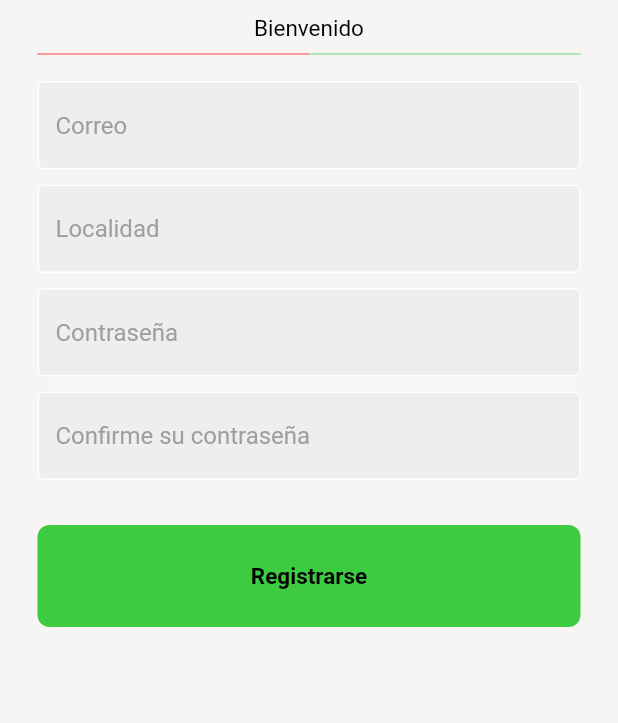
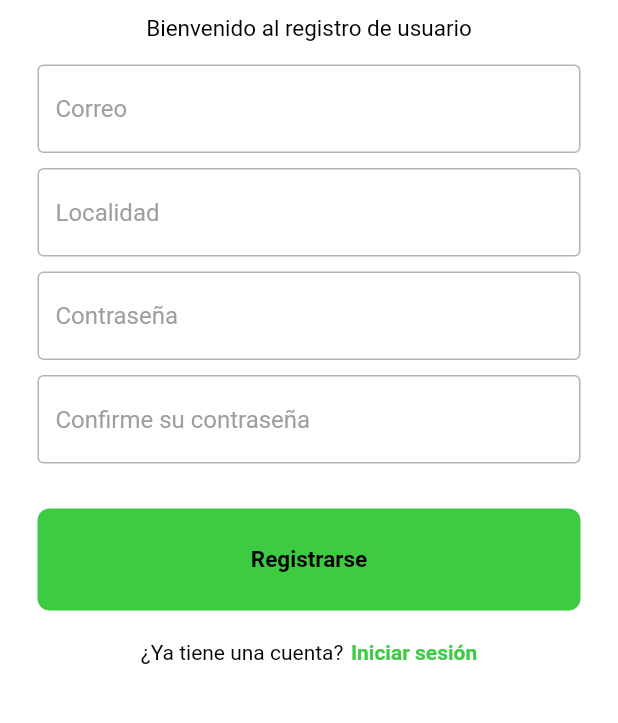
Before and after one commit to Fabiola08/crud, a Flutter app: the Register screen opened directly with empty values, on a phone screen of 412 x 824 dp, the part 399-1122 px from its top. Run offline on Flutter 3.47's test engine with Material 2 defaults, Android fonts, the phone set to English and light mode, and no system bars; our stand-ins replace cloud_firestore, firebase_auth, firebase_core, firebase_database, firebase_storage, google_fonts and 2 more; accounts and stored records are empty.

Commit message:
Ventana informativa

```diff
--- a/lib/pages/home_page.dart
+++ b/lib/pages/home_page.dart
@@ -1,5 +1,6 @@
 import 'package:crud/pages/home_screen.dart';
 import 'package:crud/pages/profile.dart';
+import 'package:crud/pages/profile_screen.dart';
 import 'package:crud/pages/search_screen.dart';
 import 'package:firebase_auth/firebase_auth.dart';
 import 'package:flutter/material.dart';
@@ -21,13 +22,13 @@ class _HomePageState extends State<Home> {
   final List<Widget> widgetsChildren =  [
     const HomeScreen(),
     const RealtimeDatabase(),
-    const Profile(),
+    //const ProfileScreen(),
   ];
 
 
   final colors = [
     Colors.black,
-    Colors.green,
+    Colors.black,
     Colors.black,
   ];
 
--- a/lib/pages/register.dart
+++ b/lib/pages/register.dart
@@ -99,7 +99,7 @@ class _RegisterState extends State<Register> {
       ),
     );
     return Scaffold(
-      backgroundColor: const Color.fromARGB(255, 247, 244, 244),
+      backgroundColor: const Color.fromARGB(255, 255, 255, 255),
       appBar: AppBar(
         //title: const Text("Formulario de registro"),
         backgroundColor: const Color.fromARGB(255, 60, 203, 65),
@@ -116,41 +116,43 @@ class _RegisterState extends State<Register> {
           ),
               const SizedBox(height: 10),
 const Text(
-                'Bienvenido',
+                'Bienvenido al registro de usuario',
                 style: TextStyle(
                   color: Color.fromARGB(255, 0, 0, 0),
                   fontSize: 15,
                 ),
               ),
               // name textfield
-               const Padding(
-                padding: EdgeInsets.symmetric(horizontal: 25.0),
-                child: Row(
-                  children: [
-                    Expanded(
-                      child: Divider(
-                        thickness: 0.5,
-                        color: Color.fromARGB(255, 255, 0, 0),
-                      ),
-                    ),
+              //  const Padding(
+              //   padding: EdgeInsets.symmetric(horizontal: 25.0),
+              //   child: Row(
+              //     children: [
+              //       Expanded(
+              //         child: Divider(
+              //           thickness: 0.5,
+              //           color: Color.fromARGB(255, 255, 0, 0),
+              //         ),
+              //       ),
 
-                    Expanded(
-                      child: Divider(
-                        thickness: 0.5,
-                        color: Color.fromARGB(255, 60, 203, 65),
-                      ),
-                    ),
-                  ],
-                ),
-              ),
+              //       Expanded(
+              //         child: Divider(
+              //           thickness: 0.5,
+              //           color: Color.fromARGB(255, 60, 203, 65),
+              //         ),
+              //       ),
+              //     ],
+              //   ),
+              // ),
 
-              const SizedBox(height: 10),
+              const SizedBox(height: 15),
 
               // username textfield
               MyTextField(
                 controller: emailController,
                 hintText: 'Correo',
                 obscureText: false,
+                //+
+                //prefixIcon: const Icon(Icons.email),
               ),
 
 
@@ -161,6 +163,7 @@ const Text(
                 controller: locationController,
                 hintText: 'Localidad',
                 obscureText: false,
+                //prefixIcon: const Icon(Icons.location_on),
               ),
 
               const SizedBox(height: 10),
@@ -170,6 +173,7 @@ const Text(
                 controller: passController,
                 hintText: 'Contraseña',
                 obscureText: true,
+                //prefixIcon: const Icon(Icons.lock),
               ),
 
               const SizedBox(height: 10),
@@ -179,6 +183,7 @@ const Text(
                 controller: confirmationController,
                 hintText: 'Confirme su contraseña',
                 obscureText: true,
+                //prefixIcon: const Icon(Icons.lock),
               ),
 
               const SizedBox(height: 30),
@@ -191,19 +196,25 @@ const Text(
                   onTap: signUserUp,
                 ),
 
+                const SizedBox(height: 20),
 
+                Row(
+                  mainAxisAlignment: MainAxisAlignment.center,
+                  children: [
+                     const Text('¿Ya tiene una cuenta?',
+                     style: TextStyle(color: Colors.black),
+                     ),
+                    const SizedBox(width: 5),
+                    GestureDetector(
+                      onTap: widget.onTap,
+                      child: const Text('Iniciar sesión', style: TextStyle(color: Color.fromARGB(255, 60, 203, 65), fontWeight: FontWeight.bold),),
+                    )
+                  ],
+                )
                 ],
               ),
-
           ),
         ),
-      //   floatingActionButton: FloatingActionButton(
-      //   backgroundColor: Colors.green,
-      //   child: const Icon(Icons.keyboard_return),
-      //   onPressed: () {
-      //     Navigator.pop(context);
-      //   },
-      // ),
       );
   }
 }
--- a/lib/widgets/text_field.dart
+++ b/lib/widgets/text_field.dart
@@ -5,6 +5,7 @@ class MyTextField extends StatelessWidget {
   final controller;
   final String hintText;
   final bool obscureText;
+
 
 
   const MyTextField({super.key, required this.controller, required this.hintText, required this.obscureText});
@@ -18,15 +19,18 @@ class MyTextField extends StatelessWidget {
         obscureText: obscureText,
         decoration: InputDecoration(
           enabledBorder: const OutlineInputBorder(
-            borderSide: BorderSide(color: Colors.white),
+            borderSide: BorderSide(color: Color.fromARGB(255, 180, 179, 179)),
+
           ),
           focusedBorder: OutlineInputBorder(
-            borderSide: BorderSide(color: Colors.grey.shade400)
+            borderSide: BorderSide(color: Colors.grey.shade400),
+
           ),
-          fillColor: Colors.grey.shade200,
+          fillColor: const Color.fromARGB(255, 255, 255, 255),
           filled: true,
           hintText: hintText,
-          hintStyle: TextStyle(color: Colors.grey)
+          hintStyle: const TextStyle(color: Colors.grey)
+
         )
       ),
     );
```
Also changed, not shown: lib/pages/home_screen.dart (+15 -1 lines), lib/pages/info.dart (added, +66 -0 lines), lib/pages/info_page.dart (added, +46 -0 lines), lib/pages/login.dart (+5 -4 lines), lib/pages/profile_screen.dart (added, +32 -0 lines), lib/pages/search_screen.dart (+11 -0 lines), pubspec.yaml (+7 -0 lines), assets/img/anaranjado.png (added), assets/img/green.png (added), assets/img/red.png (added), assets/img/yellow.jpg (added), pubspec.lock, 1 other file.
